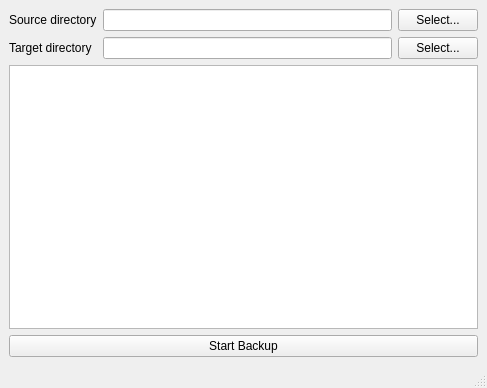
First picture: the form in macup/ui/mainwindow.ui, repository SimonsBrother/MacUp, before the edit.
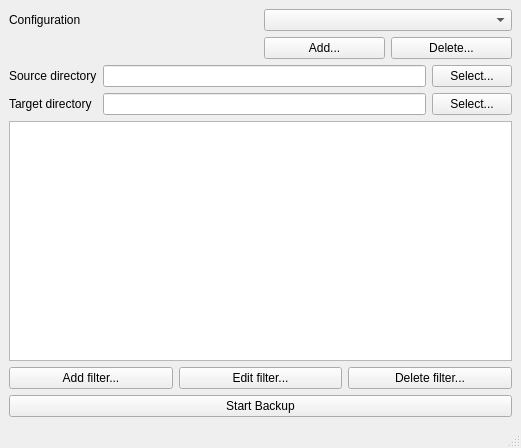
Second picture: the form after the edit.

Patch:
```diff
--- a/macup/ui/mainwindow.ui
+++ b/macup/ui/mainwindow.ui
@@ -6,8 +6,8 @@
    <rect>
     <x>0</x>
     <y>0</y>
-    <width>487</width>
-    <height>388</height>
+    <width>521</width>
+    <height>448</height>
    </rect>
   </property>
   <property name="windowTitle">
@@ -17,7 +17,49 @@
    <layout class="QVBoxLayout" name="verticalLayout">
     <item>
      <layout class="QGridLayout" name="gridLayout">
-      <item row="1" column="0">
+      <item row="1" column="1">
+       <layout class="QHBoxLayout" name="horizontalLayout">
+        <item>
+         <widget class="QPushButton" name="savecfg_btn">
+          <property name="statusTip">
+           <string>Make a new configuration...</string>
+          </property>
+          <property name="text">
+           <string>Add...</string>
+          </property>
+         </widget>
+        </item>
+        <item>
+         <widget class="QPushButton" name="delcfg_btn">
+          <property name="statusTip">
+           <string>Delete the open configuration...</string>
+          </property>
+          <property name="text">
+           <string>Delete...</string>
+          </property>
+         </widget>
+        </item>
+       </layout>
+      </item>
+      <item row="0" column="1">
+       <widget class="QComboBox" name="cfgselect_combobox">
+        <property name="statusTip">
+         <string>Select a configuration.</string>
+        </property>
+       </widget>
+      </item>
+      <item row="0" column="0">
+       <widget class="QLabel" name="config_label">
+        <property name="text">
+         <string>Configuration</string>
+        </property>
+       </widget>
+      </item>
+     </layout>
+    </item>
+    <item>
+     <layout class="QGridLayout" name="src_tgt_layout">
+      <item row="2" column="0">
        <widget class="QLabel" name="target_label">
         <property name="toolTip">
          <string>&lt;html&gt;&lt;head/&gt;&lt;body&gt;&lt;p&gt;The directory to which files will be copied.&lt;/p&gt;&lt;/body&gt;&lt;/html&gt;</string>
@@ -27,14 +69,7 @@
         </property>
        </widget>
       </item>
-      <item row="1" column="1">
-       <widget class="QLineEdit" name="target_line">
-        <property name="toolTip">
-         <string>&lt;html&gt;&lt;head/&gt;&lt;body&gt;&lt;p&gt;The directory to which files will be copied.&lt;/p&gt;&lt;/body&gt;&lt;/html&gt;</string>
-        </property>
-       </widget>
-      </item>
-      <item row="1" column="2">
+      <item row="2" column="2">
        <widget class="QPushButton" name="target_btn">
         <property name="toolTip">
          <string>&lt;html&gt;&lt;head/&gt;&lt;body&gt;&lt;p&gt;Open file browser...&lt;/p&gt;&lt;/body&gt;&lt;/html&gt;</string>
@@ -44,17 +79,14 @@
         </property>
        </widget>
       </item>
-      <item row="0" column="2">
-       <widget class="QPushButton" name="src_btn">
-        <property name="toolTip">
-         <string>&lt;html&gt;&lt;head/&gt;&lt;body&gt;&lt;p&gt;Open file browser...&lt;/p&gt;&lt;/body&gt;&lt;/html&gt;</string>
+      <item row="2" column="1">
+       <widget class="QLineEdit" name="target_line">
+        <property name="statusTip">
+         <string>The directory to which files will be copied.</string>
         </property>
-        <property name="text">
-         <string>Select...</string>
-        </property>
        </widget>
       </item>
-      <item row="0" column="0">
+      <item row="1" column="0">
        <widget class="QLabel" name="src_label">
         <property name="toolTip">
          <string>&lt;html&gt;&lt;head/&gt;&lt;body&gt;&lt;p&gt;The directory under which files will be copied.&lt;/p&gt;&lt;/body&gt;&lt;/html&gt;</string>
@@ -64,17 +96,61 @@
         </property>
        </widget>
       </item>
-      <item row="0" column="1">
+      <item row="1" column="1">
        <widget class="QLineEdit" name="src_line">
         <property name="toolTip">
          <string>&lt;html&gt;&lt;head/&gt;&lt;body&gt;&lt;p&gt;The directory under which files will be copied.&lt;/p&gt;&lt;/body&gt;&lt;/html&gt;</string>
         </property>
        </widget>
       </item>
+      <item row="1" column="2">
+       <widget class="QPushButton" name="src_btn">
+        <property name="statusTip">
+         <string>Open file browser...</string>
+        </property>
+        <property name="text">
+         <string>Select...</string>
+        </property>
+       </widget>
+      </item>
      </layout>
     </item>
     <item>
-     <widget class="QTableView" name="filter_table"/>
+     <widget class="QListWidget" name="filter_listw"/>
+    </item>
+    <item>
+     <layout class="QHBoxLayout" name="horizontalLayout_2">
+      <item>
+       <widget class="QPushButton" name="addfilter_btn">
+        <property name="statusTip">
+         <string>Add a new filter...</string>
+        </property>
+        <property name="text">
+         <string>Add filter...</string>
+        </property>
+       </widget>
+      </item>
+      <item>
+       <widget class="QPushButton" name="editfilter_btn">
+        <property name="statusTip">
+         <string>Edit the selected filter...</string>
+        </property>
+        <property name="text">
+         <string>Edit filter...</string>
+        </property>
+       </widget>
+      </item>
+      <item>
+       <widget class="QPushButton" name="delfilter_btn">
+        <property name="statusTip">
+         <string>Delete the selected filter...</string>
+        </property>
+        <property name="text">
+         <string>Delete filter...</string>
+        </property>
+       </widget>
+      </item>
+     </layout>
     </item>
     <item>
      <widget class="QPushButton" name="backup_btn">
```
Left out of the diff: 29 changed lines with no effect on the pictures.
